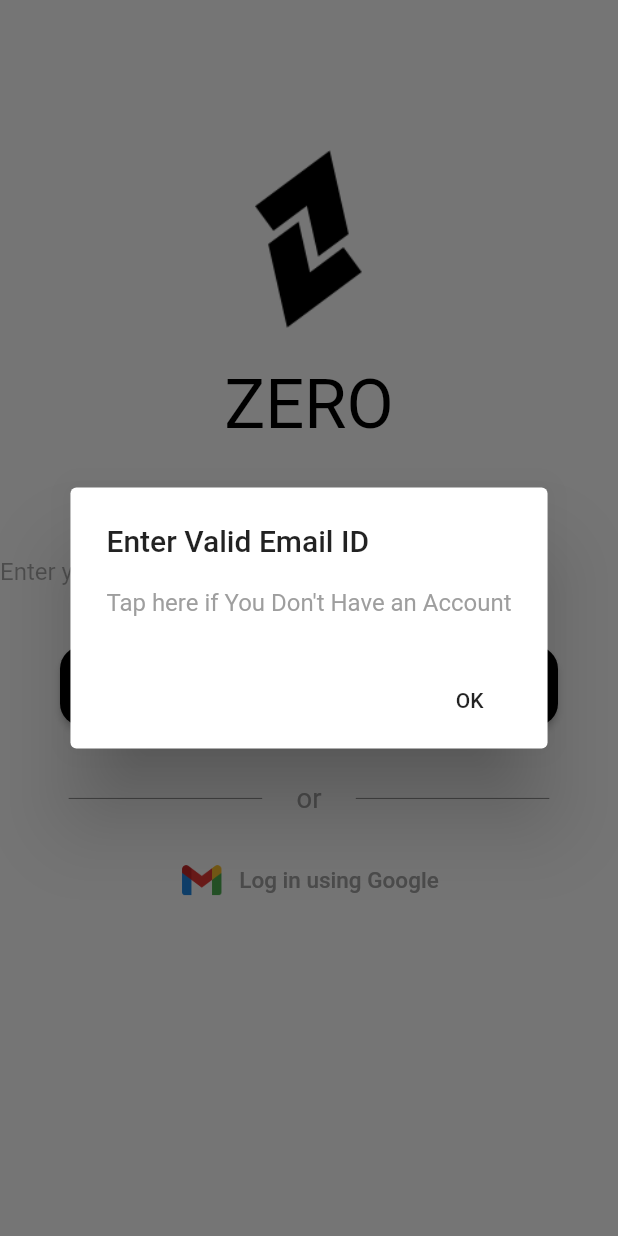
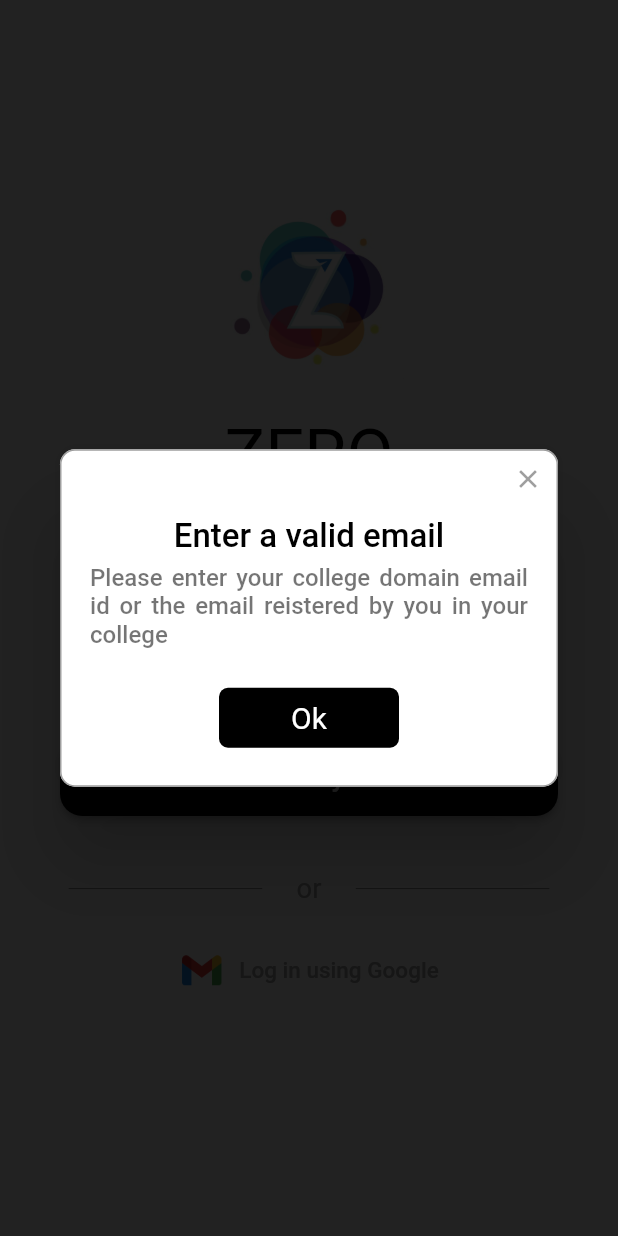
Before and after one commit to zeromonkPvtLtd/zero_connect, a Flutter app: the screen it shows after launch, after a tap on "Verify", on a phone screen of 412 x 824 dp. Run offline on Flutter 3.47's test engine with Material 2 defaults, Android fonts, the phone set to English and light mode, and no system bars; drawn by our look-alikes of rflutter_alert; our stand-ins replace flutter_screenutil, google_nav_bar, image_picker, lottie; Roboto replaces fonts that are missing (Lombok).

Commit message:
added some change in email_check_screen adn changed log and app icon

```diff
--- a/lib/login_registration/components/text_field_login.dart
+++ b/lib/login_registration/components/text_field_login.dart
@@ -5,17 +5,20 @@ class TextFieldLogin extends StatelessWidget {
   final TextInputType? textInputType;
   final IconData? iconData;
   final bool obscureText;
+  var controller = TextEditingController();
 
   TextFieldLogin(
       {required this.hintText,
       this.textInputType,
       this.iconData,
-      this.obscureText = false});
+      this.obscureText = false,
+      required this.controller});
   @override
   Widget build(BuildContext context) {
     return Padding(
       padding: const EdgeInsets.symmetric(vertical: 12, horizontal: 40),
       child: TextField(
+        controller: controller,
         maxLines: 1,
         style: TextStyle(fontFamily: 'Roboto', color: Colors.black45),
         keyboardType: textInputType,
--- a/lib/login_registration/email_check_screen.dart
+++ b/lib/login_registration/email_check_screen.dart
@@ -3,6 +3,7 @@ import 'package:flutter/material.dart';
 import 'package:flutter/services.dart';
 // import 'package:flutter_screenutil/flutter_screenutil.dart';
 import 'package:flutter_screenutil/flutter_screenutil.dart';
+import 'package:rflutter_alert/rflutter_alert.dart';
 import '/constants.dart';
 import '/login_registration/enter_details_screen.dart';
 import 'components/text_field_login.dart';
@@ -11,14 +12,34 @@ import 'components/bottom_sheet.dart';
 class EmailCheckScreen extends StatefulWidget {
   static const id = '/EmailCheckScreen';
 
-
   @override
   State<EmailCheckScreen> createState() => _EmailCheckScreenState();
 }
 
 class _EmailCheckScreenState extends State<EmailCheckScreen> {
+  List<String> emails = [
+    "pankaj@gmail.com",
+    "abhi@gmail.com",
+    "soumyadeep@gmail.com",
+    "divya@quantumuniversity.edu.in"
+  ];
+
   final emailController = TextEditingController();
-  var _emailFormKey = GlobalKey<FormState>();
+
+  void checkEmail() {
+    var conts = emailController.text;
+    for (int i = 0; i < emails.length; i++) {
+      if (conts == emails[i]) {
+        showModalBottomSheet(
+            enableDrag: false,
+            isDismissible: false,
+            context: context,
+            builder: (context) => BottomSheetContainer());
+      }
+    }
+    if (!emails.contains(conts)) showAlertDialog();
+  }
+
   @override
   Widget build(BuildContext context) {
     return ScreenUtilInit(
@@ -30,22 +51,15 @@ class _EmailCheckScreenState extends State<EmailCheckScreen> {
             home: Builder(builder: (BuildContext context) {
               return Scaffold(
                 backgroundColor: Colors.white,
-                body: Container(
-                  height: MediaQuery.of(context).size.height * 1.0,
-                  //  width: MediaQuery.of(context).size.width,
-                  margin: EdgeInsets.fromLTRB(0, 100, 0, 0),
-                  child: ListView.builder(
-                    itemCount: 1,
-                    itemBuilder: (BuildContext context, int index) {
-                      return SingleChildScrollView(
-                        child:  Column(
+                body: Column(
                   mainAxisAlignment: MainAxisAlignment.center,
                   crossAxisAlignment: CrossAxisAlignment.stretch,
                   children: [
                     Flexible(
                         fit: FlexFit.loose,
                         child: Image(
-                    image: AssetImage('images/zero_logo.png'), height: 100.h)),
+                            image: AssetImage('images/zero_logo.png'),
+                            height: 100.h)),
                     SizedBox(
                       height: 20.h,
                     ),
@@ -53,47 +67,48 @@ class _EmailCheckScreenState extends State<EmailCheckScreen> {
                       child: Text(
                         companyName,
                         style: TextStyle(
-                    fontSize: 40.sp, fontFamily: 'Lombok', color: Colors.black),
+                            fontSize: 40.sp,
+                            fontFamily: 'Lombok',
+                            color: Colors.black),
                       ),
                     ),
                     SizedBox(
                       height: 50.h,
                     ),
-            TextFormField(
-                                  key: _emailFormKey,
-                                  decoration: InputDecoration(
+
+                    TextFieldLogin(
                         hintText: 'Enter your mail ID',
-
-                                    hintStyle: TextStyle(
-                                        color: Color.fromARGB(88, 0, 0, 0)),
-                                    border: InputBorder.none,
-                                  ),
-                                   controller: emailController,
-                                  cursorColor: Colors.black,
-                                  cursorHeight: 25.sp,
-                                  ),
+                        textInputType: TextInputType.emailAddress,
+                        controller: emailController),
+                    // TextFormField(
+                    //   key: _emailFormKey,
+                    //   decoration: InputDecoration(
+                    //       hintText: 'Enter your mail ID',
+                    //       hintStyle:
+                    //           TextStyle(color: Color.fromARGB(88, 0, 0, 0)),
+                    //       border: InputBorder.none,
+                    //       fillColor: Color(0xFFDBDCDC)),
+                    //   controller: emailController,
+                    //   cursorColor: Colors.black,
+                    //   cursorHeight: 25.sp,
+                    // ),
                     SizedBox(height: 15.h),
                     Padding(
-              padding:
-                  const EdgeInsets.symmetric(vertical: 8.0, horizontal: 40),
+                      padding: const EdgeInsets.symmetric(
+                          vertical: 8.0, horizontal: 40),
                       child: ElevatedButton(
                         onPressed: () {
-
                           setState(() {
                             emailController.text.isEmpty ||
-                                              !emailController.text
-                                                  .contains('@')
-                                          ? showAlertDialog(context)
-                                          :showModalBottomSheet(
-                      enableDrag: false,
-                      isDismissible: false,
-                      context: context,
-                      builder: (context) => BottomSheetContainer());
+                                    !emailController.text.contains('@')
+                                ? showAlertDialog()
+                                : checkEmail();
                           });
                         },
                         child: Text(
                           'Verify',
-                  style: TextStyle(color: Color(0xFFFFFFFF), fontSize: 16.sp),
+                          style: TextStyle(
+                              color: Color(0xFFFFFFFF), fontSize: 16.sp),
                         ),
                         style: ElevatedButton.styleFrom(
                           padding: EdgeInsets.all(16),
@@ -118,7 +133,8 @@ class _EmailCheckScreenState extends State<EmailCheckScreen> {
                         ),
                         Text(
                           'or',
-                  style: TextStyle(fontSize: 16.sp, color: Color(0xFFA3A3A3)),
+                          style: TextStyle(
+                              fontSize: 16.sp, color: Color(0xFFA3A3A3)),
                         ),
                         Expanded(
                           child: Divider(
@@ -131,8 +147,8 @@ class _EmailCheckScreenState extends State<EmailCheckScreen> {
                       ],
                     ),
                     Padding(
-              padding:
-                  const EdgeInsets.symmetric(horizontal: 8.0, vertical: 20),
+                      padding: const EdgeInsets.symmetric(
+                          horizontal: 8.0, vertical: 20),
                       child: TextButton(
                           onPressed: () {},
                           child: Row(
@@ -149,17 +165,13 @@ class _EmailCheckScreenState extends State<EmailCheckScreen> {
                               ),
                               Text(
                                 'Log in using Google',
-                        style:
-                            TextStyle(fontSize: 15, color: Color(0xFFA3A3A3)),
+                                style: TextStyle(
+                                    fontSize: 15, color: Color(0xFFA3A3A3)),
                               )
                             ],
                           )),
                     )
                   ],
-        )
-                      );
-                    },
-                  ),
                 ),
               );
             }),
@@ -167,84 +179,29 @@ class _EmailCheckScreenState extends State<EmailCheckScreen> {
         });
   }
 
-  _bottomSheet(context){
-    showModalBottomSheet(context: context, builder: (BuildContext c){
-           return Container(
-             width: MediaQuery.of(context).size.width,
-             height:MediaQuery.of(context).size.height,
-                  child: Column(
-              mainAxisAlignment: MainAxisAlignment.spaceEvenly,
-              children: [
-                 Container(
-
-                              width: 50.w,
-                              height: 1, decoration: BoxDecoration(border: Border.all(color: Colors.black))),
-                              Image(width: 100.w,
-                                image: (AssetImage('images/en-removebg-preview.png'))),
-                               Text('Please check your E-mail',style: TextStyle(fontWeight: FontWeight.bold,fontSize: 25.sp),),
-                              Column(
-                                children: [
-                                 Text('A Verification link has been sent to your',style: TextStyle(color: Color.fromARGB(111, 0, 0, 0)),),
-                               Text('mail Id Please Verify to Proceed',style: TextStyle(color: Color.fromARGB(111, 0, 0, 0)),),
-                                ],
+  void showAlertDialog() {
+    Alert(
+      context: context,
+      title: "Enter a valid email",
+      style: AlertStyle(
+          descStyle: TextStyle(
+            color: Colors.black54,
+            fontSize: 16,
           ),
-                               GestureDetector(
-                                 child: Container(
-                                  width: 100.w,
-                                  height: 35.h,
-                                  decoration: BoxDecoration(
-                                    border: Border.all(color: Color.fromARGB(111, 0, 0, 0)),
-                                    borderRadius: BorderRadius.circular(30.r),
+          descTextAlign: TextAlign.justify),
+      desc: "Please enter your college domain email id "
+          "or the email reistered by you in your college",
+      buttons: [
+        DialogButton(
+          child: Text(
+            "Ok",
+            style: TextStyle(color: Colors.white, fontSize: 20),
           ),
-                                  child: Center(child: Text('Send Again',style: TextStyle(color: Color.fromARGB(111, 0, 0, 0)),)),
-                                 ),
-                                 onTap: (){
-                                  print('I am working');
-                                 },
+          onPressed: () => Navigator.pop(context),
+          width: 120,
+          color: Colors.black,
         )
       ],
-             ),
-           );
-    },
-    );
+    ).show();
   }
-
 }
-
-  showAlertDialog(BuildContext context) {
-    // Create button
-    Widget okButton = FlatButton(
-      child: Text("OK"),
-      onPressed: () {
-        Navigator.of(context).pop();
-      },
-    );
-
-    // Create AlertDialog
-    AlertDialog alert = AlertDialog(
-      title: Text('Enter Valid Email ID'),
-      content: GestureDetector(
-        child: Text(
-          'Tap here if You Don\'t Have an Account',
-          style: TextStyle(color: Colors.grey),
-        ),
-        onTap: () {
-          Navigator.push(
-            context,
-            MaterialPageRoute(builder: (context) => EmailCheckScreen()),
-          );
-        },
-      ),
-      actions: [
-        okButton,
-      ],
-    );
-
-    // show the dialog
-    showDialog(
-      context: context,
-      builder: (BuildContext context) {
-        return alert;
-      },
-    );
-}
--- a/lib/main.dart
+++ b/lib/main.dart
@@ -4,6 +4,7 @@ import 'splash_screen.dart';
 import '/login_registration/email_check_screen.dart';
 
 void main() {
+  WidgetsFlutterBinding.ensureInitialized();
   runApp(MyApp());
 }
 
--- a/lib/splash_screen.dart
+++ b/lib/splash_screen.dart
@@ -31,13 +31,17 @@ class _SplashState extends State<Splash> {
           mainAxisAlignment: MainAxisAlignment.center,
           crossAxisAlignment: CrossAxisAlignment.stretch,
           children: [
-            Expanded(
+            Container(
+              height: MediaQuery.of(context).size.height * 0.9,
+              padding:
+                  EdgeInsets.all(MediaQuery.of(context).size.longestSide / 10),
               child: Image(
+                fit: BoxFit.scaleDown,
                 image: AssetImage('images/zero_logo.png'),
               ),
             ),
             Padding(
-              padding: const EdgeInsets.only(bottom: 40),
+              padding: const EdgeInsets.only(bottom: 20),
               child: Text(
                 companyName,
                 textAlign: TextAlign.center,
```
Also changed, not shown: lib/home_screen/pages/events_page.dart (+8 -7 lines), lib/login_registration/enter_details_screen.dart (+24 -35 lines), images/zero_logo.png, 7 other files. Lines whose indentation alone changed are shown as unchanged.
